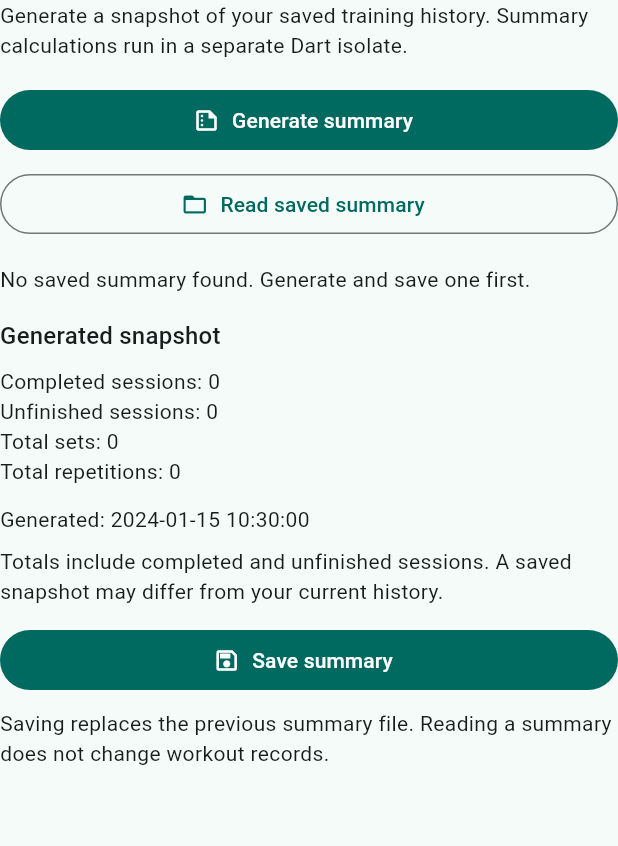
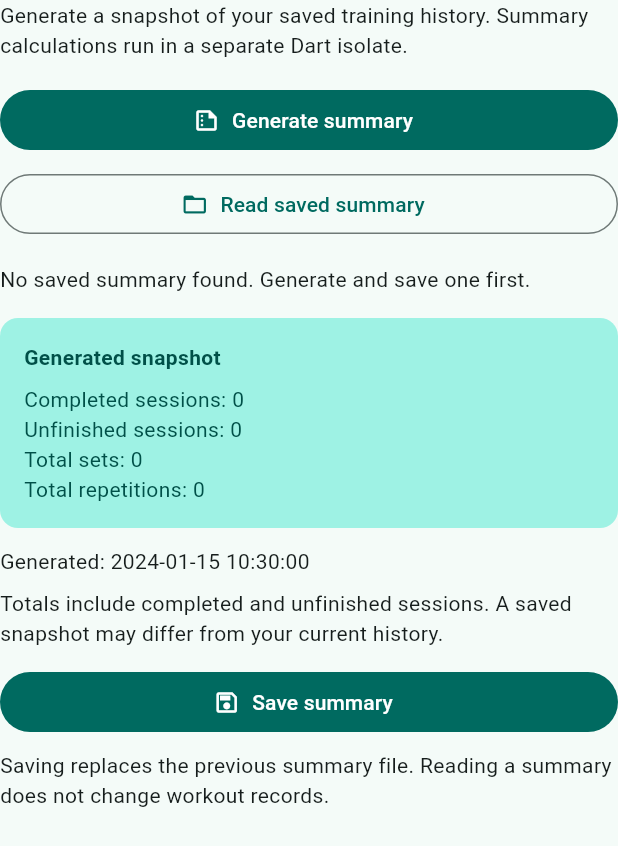
Before and after one commit to jemel119/movement_quest, a Flutter app: the TrainingSummaryPanel widget shown alone on an empty page, opened directly, after a tap on "Generate summary", after a tap on "Read saved summary", on a phone screen of 412 x 824 dp. Shown: the top 846 px of the screen. Run offline on Flutter 3.47's test engine with Material 3 defaults, Android fonts, the phone set to English and light mode, and no system bars; our stand-ins replace shared_preferences, sqflite; accounts and stored records are empty.

Commit message:
Add implicit and explicit summary animations with reduced motion

```diff
--- /dev/null
+++ b/lib/widgets/animated_summary_totals.dart
@@ -0,0 +1,127 @@
+import 'package:flutter/material.dart';
+
+import '../models/training_summary.dart';
+
+class AnimatedSummaryTotals extends StatefulWidget {
+  final TrainingSummary summary;
+  final bool isSaved;
+
+  const AnimatedSummaryTotals({
+    super.key,
+    required this.summary,
+    required this.isSaved,
+  });
+
+  @override
+  State<AnimatedSummaryTotals> createState() => _AnimatedSummaryTotalsState();
+}
+
+class _AnimatedSummaryTotalsState extends State<AnimatedSummaryTotals>
+    with SingleTickerProviderStateMixin {
+  late final AnimationController _controller;
+  late final Animation<double> _opacity;
+  late final Animation<Offset> _position;
+
+  bool _reduceMotion = false;
+  bool _started = false;
+
+  @override
+  void initState() {
+    super.initState();
+
+    _controller = AnimationController(
+      vsync: this,
+      duration: const Duration(milliseconds: 450),
+    );
+
+    _opacity = _controller.drive(CurveTween(curve: Curves.easeOut));
+
+    _position = _controller.drive(
+      Tween<Offset>(
+        begin: const Offset(0, 0.08),
+        end: Offset.zero,
+      ).chain(CurveTween(curve: Curves.easeOutCubic)),
+    );
+  }
+
+  @override
+  void didChangeDependencies() {
+    super.didChangeDependencies();
+
+    _reduceMotion = MediaQuery.disableAnimationsOf(context);
+
+    if (_reduceMotion) {
+      _controller.value = 1;
+      _started = true;
+    } else if (!_started) {
+      _started = true;
+      _controller.forward();
+    }
+  }
+
+  @override
+  void didUpdateWidget(covariant AnimatedSummaryTotals oldWidget) {
+    super.didUpdateWidget(oldWidget);
+
+    if (!identical(oldWidget.summary, widget.summary)) {
+      if (_reduceMotion) {
+        _controller.value = 1;
+      } else {
+        _controller.forward(from: 0);
+      }
+    }
+  }
+
+  @override
+  void dispose() {
+    _controller.dispose();
+    super.dispose();
+  }
+
+  @override
+  Widget build(BuildContext context) {
+    final colors = Theme.of(context).colorScheme;
+    final summary = widget.summary;
+
+    return AnimatedContainer(
+      duration: _reduceMotion
+          ? Duration.zero
+          : const Duration(milliseconds: 300),
+      curve: Curves.easeInOut,
+      padding: const EdgeInsets.all(16),
+      decoration: BoxDecoration(
+        color: widget.isSaved
+            ? colors.secondaryContainer
+            : colors.primaryContainer,
+        borderRadius: BorderRadius.circular(12),
+      ),
+      child: FadeTransition(
+        opacity: _opacity,
+        child: SlideTransition(
+          position: _position,
+          child: DefaultTextStyle.merge(
+            style: TextStyle(
+              color: widget.isSaved
+                  ? colors.onSecondaryContainer
+                  : colors.onPrimaryContainer,
+            ),
+            child: Column(
+              crossAxisAlignment: CrossAxisAlignment.stretch,
+              children: [
+                Text(
+                  widget.isSaved ? 'Saved file snapshot' : 'Generated snapshot',
+                  style: const TextStyle(fontWeight: FontWeight.bold),
+                ),
+                const SizedBox(height: 8),
+                Text('Completed sessions: ${summary.completedSessions}'),
+                Text('Unfinished sessions: ${summary.unfinishedSessions}'),
+                Text('Total sets: ${summary.totalSets}'),
+                Text('Total repetitions: ${summary.totalRepetitions}'),
+              ],
+            ),
+          ),
+        ),
+      ),
+    );
+  }
+}
--- a/lib/widgets/training_summary_panel.dart
+++ b/lib/widgets/training_summary_panel.dart
@@ -6,6 +6,7 @@ import '../models/training_summary.dart';
 import '../repositories/summary_file_repository.dart';
 import '../repositories/training_log_repository.dart';
 import '../services/training_summary_service.dart';
+import 'animated_summary_totals.dart';
 
 class TrainingSummaryPanel extends StatefulWidget {
   final TrainingSummaryService? service;
@@ -193,15 +194,10 @@ class _TrainingSummaryPanelState extends State<TrainingSummaryPanel> {
         if (_message != null) ...[const SizedBox(height: 16), Text(_message!)],
         if (summary != null) ...[
           const SizedBox(height: 16),
-          Text(
-            _showingSavedSummary ? 'Saved file snapshot' : 'Generated snapshot',
-            style: Theme.of(context).textTheme.titleMedium,
+          AnimatedSummaryTotals(
+            summary: summary,
+            isSaved: _showingSavedSummary,
           ),
-          const SizedBox(height: 8),
-          Text('Completed sessions: ${summary.completedSessions}'),
-          Text('Unfinished sessions: ${summary.unfinishedSessions}'),
-          Text('Total sets: ${summary.totalSets}'),
-          Text('Total repetitions: ${summary.totalRepetitions}'),
           const SizedBox(height: 12),
           Text(
             'Generated: '
```
Also changed, not shown: 1 other file.
